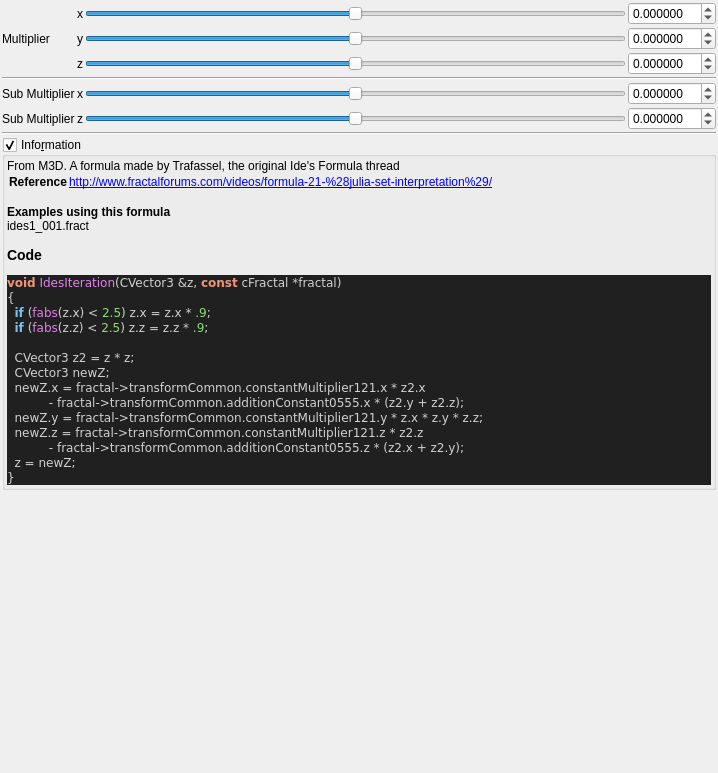
This is mandelbulber2/qt_data/fractal_ides.ui in buddhi1980/mandelbulber2 as Qt 5 draws it before an edit. The edited form follows.
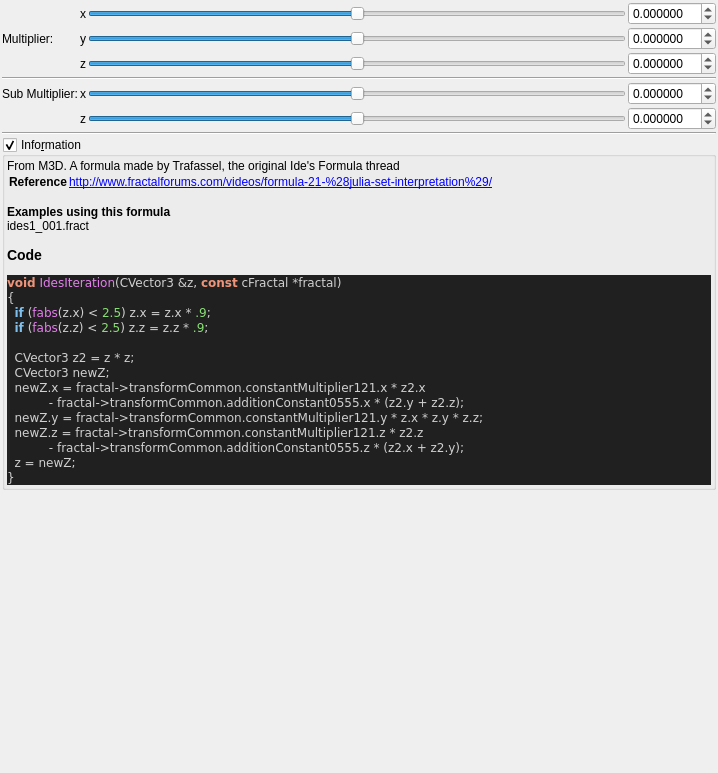
This is the edited form. Custom widgets are drawn as their Qt base class.

What changed in the file:
```diff
--- a/mandelbulber2/qt_data/fractal_ides.ui
+++ b/mandelbulber2/qt_data/fractal_ides.ui
@@ -90,7 +90,7 @@
      <item row="2" column="1">
       <widget class="QLabel" name="label_267">
        <property name="text">
-        <string>Multiplier</string>
+        <string>Multiplier:</string>
        </property>
       </widget>
      </item>
@@ -261,14 +261,7 @@
      <item row="5" column="1">
       <widget class="QLabel" name="label_146">
        <property name="text">
-        <string>Sub Multiplier</string>
-       </property>
-      </widget>
-     </item>
-     <item row="6" column="1">
-      <widget class="QLabel" name="label_147">
-       <property name="text">
-        <string>Sub Multiplier</string>
+        <string>Sub Multiplier:</string>
        </property>
       </widget>
      </item>
@@ -445,17 +438,17 @@
   </layout>
  </widget>
  <customwidgets>
-  <customwidget>
-   <class>MyDoubleSpinBox</class>
-   <extends>QDoubleSpinBox</extends>
-   <header>my_double_spin_box.h</header>
-  </customwidget>
   <customwidget>
    <class>MyGroupBox</class>
    <extends>QGroupBox</extends>
    <header>my_group_box.h</header>
    <container>1</container>
   </customwidget>
+  <customwidget>
+   <class>MyDoubleSpinBox</class>
+   <extends>QDoubleSpinBox</extends>
+   <header>my_double_spin_box.h</header>
+  </customwidget>
  </customwidgets>
  <resources/>
  <connections/>
```
